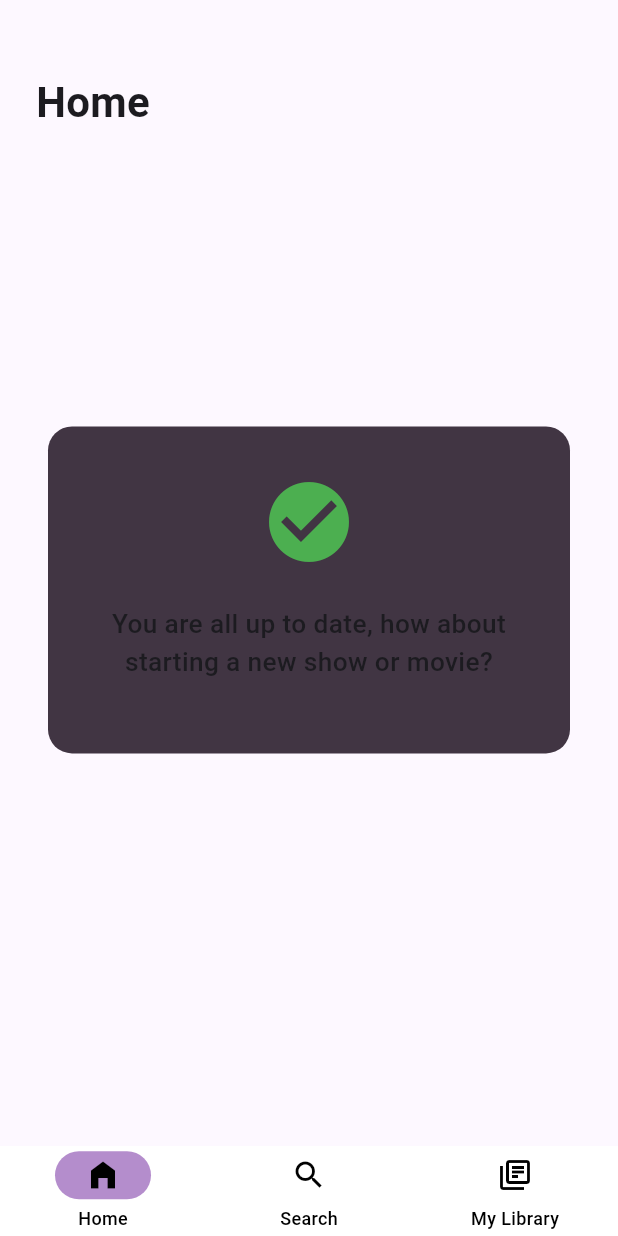
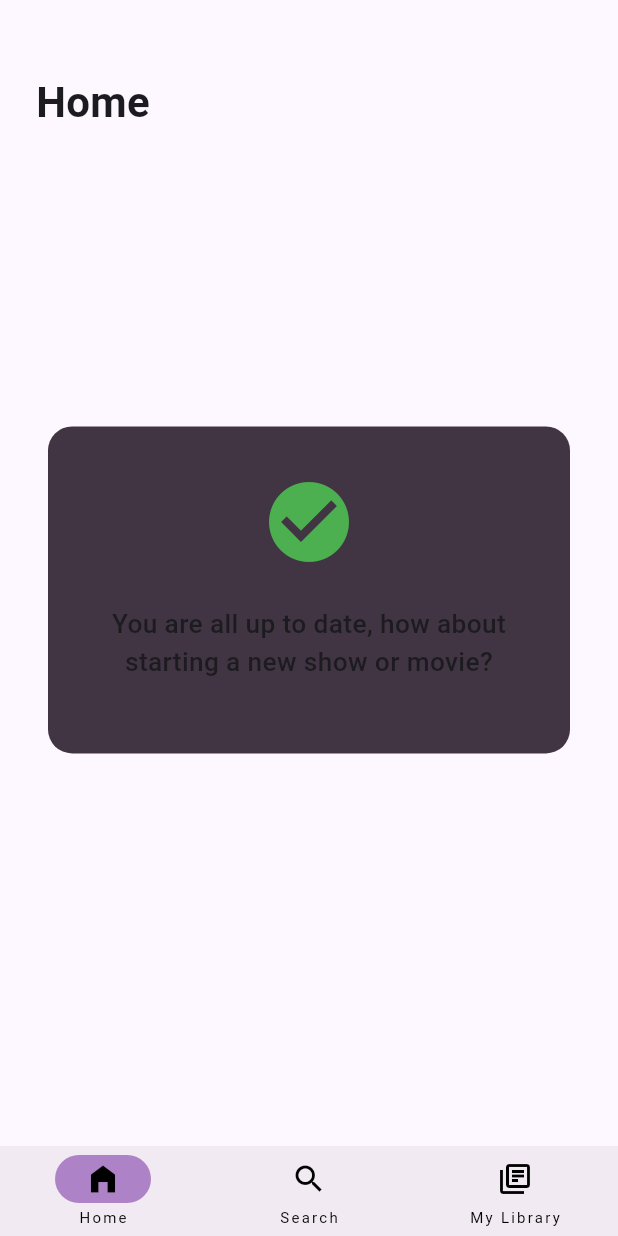
Before and after one commit to Akisan98/Binge, a Flutter app: the screen it shows after launch, on a phone screen of 412 x 824 dp. Run offline on Flutter 3.47's test engine with Material 2 defaults, Android fonts, the phone set to English and light mode, and no system bars; our stand-ins replace auto_size_text, cached_network_image, flutter_dotenv, hive, hive_flutter, infinite_scroll_pagination and 3 more; missing offline and left inert: dart:ffi, progress_indicator; accounts and stored records are empty.

Commit message:
FEAT: Material3 + TouchUps

```diff
--- a/lib/main.dart
+++ b/lib/main.dart
@@ -1,29 +1,32 @@
-import 'dart:developer';
-
-import 'package:binge/models/genres.dart';
-import 'package:binge/pages/navigation_test.dart';
 import 'package:flutter/material.dart';
 import 'package:flutter_dotenv/flutter_dotenv.dart';
-import 'package:hive/hive.dart';
 import 'package:hive_flutter/hive_flutter.dart';
 
 import 'enums/media_type.dart';
 import 'models/db/db_season.dart';
 import 'models/db/media_content.dart';
+import 'models/genres.dart';
 import 'models/tv/episode_to_air.dart';
-import 'pages/home_page.dart';
+import 'pages/navigation_test.dart';
 
 Future<void> main() async {
   await Hive.initFlutter();
-  Hive.registerAdapter(MediaContentAdapter());
-  Hive.registerAdapter(DBSeasonsAdapter());
-  Hive.registerAdapter(GenresAdapter());
-  Hive.registerAdapter(EpisodeToAirAdapter());
-  Hive.registerAdapter(MediaTypeAdapter());
+  Hive
+    ..registerAdapter(MediaContentAdapter())
+    ..registerAdapter(DBSeasonsAdapter())
+    ..registerAdapter(GenresAdapter())
+    ..registerAdapter(EpisodeToAirAdapter())
+    ..registerAdapter(MediaTypeAdapter());
   var box = await Hive.openBox<MediaContent>('myBox');
   //log(box.length.toString());
   await dotenv.load();
-  runApp(const Binge());
+  // WidgetsFlutterBinding.ensureInitialized();
+  // TMP Fix
+  // https://github.com/flutter/flutter/issues/101007
+  // https://github.com/flutter/flutter/pull/104405
+  Future.delayed(const Duration(milliseconds: 500), () {
+    runApp(const Binge());
+  });
 }
 
 class Binge extends StatelessWidget {
@@ -34,7 +37,7 @@ class Binge extends StatelessWidget {
   final Color black = const Color.fromARGB(255, 0, 0, 0);
 
   final Color dark = const Color.fromARGB(255, 27, 28, 33);
-  final Color light = const Color.fromARGB(255, 238, 204, 215);
+  final Color light = const Color.fromARGB(255, 241, 234, 242);
 
   final TextStyle button = const TextStyle(
     color: Colors.white,
@@ -50,11 +53,70 @@ class Binge extends StatelessWidget {
           brightness: Brightness.light,
           backgroundColor: light,
           primaryColor: purple,
-          splashColor: Colors.black,
+          bottomAppBarColor: light,
+          //splashColor: Colors.black,
           colorScheme: ColorScheme.fromSeed(
             seedColor: purple,
             secondary: white,
             tertiary: dark,
+          ),
+          elevatedButtonTheme: ElevatedButtonThemeData(
+            style: ElevatedButton.styleFrom(
+              primary: purple,
+              minimumSize: const Size.fromHeight(56),
+              textStyle: button,
+              shape: RoundedRectangleBorder(
+                borderRadius: BorderRadius.circular(8),
+              ),
+            ),
+          ),
+          navigationBarTheme: NavigationBarThemeData(
+            backgroundColor: light,
+            indicatorColor: Colors.purple[800]?.withOpacity(0.5),
+            iconTheme: MaterialStateProperty.all(
+              IconThemeData(
+                  color: Theme.of(context).textTheme.overline?.color ??
+                      Colors.white),
+            ),
+            labelTextStyle:
+                MaterialStateProperty.all(Theme.of(context).textTheme.overline),
+          ),
+          textTheme: TextTheme(
+            button: button,
+            overline: TextStyle(
+              color: black,
+              fontSize: 16,
+              fontWeight: FontWeight.w600,
+              letterSpacing: 0.5,
+            ), // button 2
+            headline1: TextStyle(
+              color: black,
+              fontSize: 48,
+              fontWeight: FontWeight.w900,
+            ),
+          ),
+        ),
+        darkTheme: ThemeData(
+          useMaterial3: true,
+          // Dark Theme
+          backgroundColor: dark,
+          brightness: Brightness.dark,
+          bottomAppBarColor: dark,
+          navigationBarTheme: NavigationBarThemeData(
+            backgroundColor: Colors.grey[800],
+            indicatorColor: Colors.purple[800]?.withOpacity(0.5),
+            iconTheme: MaterialStateProperty.all(
+              const IconThemeData(color: Colors.white),
+            ),
+            labelTextStyle:
+                MaterialStateProperty.all(const TextStyle(color: Colors.white)),
+          ),
+          primaryColor: purple,
+          colorScheme: ColorScheme.fromSeed(
+            seedColor: purple,
+            secondary: dark,
+            tertiary: white,
+            brightness: Brightness.dark,
           ),
           elevatedButtonTheme: ElevatedButtonThemeData(
             style: ElevatedButton.styleFrom(
@@ -75,44 +137,6 @@ class Binge extends StatelessWidget {
               letterSpacing: 0.5,
             ), // button 2
             headline1: TextStyle(
-              color: black,
-              fontSize: 48,
-              fontWeight: FontWeight.w900,
-            ),
-          ),
-        ),
-        darkTheme: ThemeData(
-          useMaterial3: true,
-          // Dark Theme
-          backgroundColor: dark,
-          brightness: Brightness.dark,
-
-          primaryColor: purple,
-          colorScheme: ColorScheme.fromSeed(
-            seedColor: purple,
-            secondary: dark,
-            tertiary: white,
-            brightness: Brightness.dark,
-          ),
-          elevatedButtonTheme: ElevatedButtonThemeData(
-            style: ElevatedButton.styleFrom(
-              primary: purple,
-              minimumSize: const Size.fromHeight(56),
-              textStyle: button,
-              shape: RoundedRectangleBorder(
-                borderRadius: BorderRadius.circular(8),
-              ),
-            ),
-          ),
-          textTheme: TextTheme(
-            button: button,
-            overline: TextStyle(
-              color: purple,
-              fontSize: 16,
-              fontWeight: FontWeight.w600,
-              letterSpacing: 0.5,
-            ), // button 2
-            headline1: TextStyle(
               color: white,
               fontSize: 48,
               fontWeight: FontWeight.w900,
--- a/lib/pages/episode_page.dart
+++ b/lib/pages/episode_page.dart
@@ -35,7 +35,7 @@ class EpisodesPage extends StatelessWidget {
 
   @override
   Widget build(BuildContext context) {
-    log(season.toString());
+    //log(season.toString());
     if (season.episodesSeen == null || season.episodesSeenArray == null) {
       season.episodesSeen = 0;
       season.episodesSeenArray = List.filled(season.episodes ?? 0, 0);
--- a/lib/pages/navigation_test.dart
+++ b/lib/pages/navigation_test.dart
@@ -13,14 +13,18 @@ class NavigationTest extends StatefulWidget {
 }
 
 class _NavigationTestState extends State<NavigationTest> {
-  final PageController _pageController = PageController();
+  PageController _pageController = PageController();
 
   int _currentIndex = 0;
-  List<Widget> pages = [
-    const DBRes(),
-    HomePage(),
-   const MyLibrary()
-  ];
+  List<Widget> pages = [const DBRes(), HomePage(), const MyLibrary()];
+
+  @override
+  void initState() {
+    _pageController = PageController();
+    _currentIndex = 0;
+    pages = [const DBRes(), HomePage(), const MyLibrary()];
+    super.initState();
+  }
 
   @override
   Widget build(BuildContext context) => Scaffold(
@@ -35,22 +39,10 @@ class _NavigationTestState extends State<NavigationTest> {
           },
         ),
         bottomNavigationBar: NavigationBarTheme(
-          data: NavigationBarThemeData(
-            indicatorColor: Colors.purple[800]?.withOpacity(0.5),
-            iconTheme: MaterialStateProperty.all(
-              const IconThemeData(color: Colors.black),
-            ),
-            labelTextStyle: MaterialStateProperty.all(
-              const TextStyle(
-                fontSize: 12,
-                fontWeight: FontWeight.w500,
-                color: Colors.black,
-              ),
-            ),
-          ),
+          data: Theme.of(context).navigationBarTheme,
           child: NavigationBar(
             height: 60,
-            backgroundColor: Colors.white,
+            //backgroundColor: Theme.of(context).bottomAppBarColor,
             animationDuration: const Duration(seconds: 1),
             labelBehavior: NavigationDestinationLabelBehavior.alwaysShow,
             selectedIndex: _currentIndex,
--- a/lib/services/shared_preferences_service.dart
+++ b/lib/services/shared_preferences_service.dart
@@ -16,7 +16,7 @@ class SharedPreferencesService {
     prefs = await SharedPreferences.getInstance();
 
     var searchHistory = prefs.getStringList('search_history');
-    log('History $searchHistory - SharedPreferencesService');
+    //log('History $searchHistory - SharedPreferencesService');
 
     controller.sink.add(searchHistory ?? '');
   }
--- a/lib/views/circular_checkbox.dart
+++ b/lib/views/circular_checkbox.dart
@@ -23,6 +23,7 @@ class _CircularCheckboxState extends State<CircularCheckbox> {
     return Transform.scale(
       scale: 1.5,
       child: Checkbox(
+        activeColor: Theme.of(context).colorScheme.primary,
         value: widget.seen == 1,
         shape: const CircleBorder(),
         onChanged: (nbool) {
--- a/lib/views/db_content.dart
+++ b/lib/views/db_content.dart
@@ -34,7 +34,7 @@ class DBContent extends StatelessWidget {
   Widget build(BuildContext context) {
     log('DBContent - Build');
 
-    log(item.toString());
+    //log(item.toString());
     final screenWidth = MediaQuery.of(context).size.width;
 
     return GestureDetector(
@@ -133,10 +133,12 @@ class DBContent extends StatelessWidget {
                           Text(
                             resolveCounter(item)[0],
                             textScaleFactor: 1.25,
+                            style: TextStyle(color: Colors.white),
                           ),
                           Text(
                             resolveCounter(item)[1],
                             textScaleFactor: 0.75,
+                            style: TextStyle(color: Colors.white),
                           )
                         ],
                       ),
@@ -179,7 +181,7 @@ class DBContent extends StatelessWidget {
       String output = '';
 
       if (db?.title == 'The Falcon and the Winter Soldier') {
-        log(db.toString());
+        //log(db.toString());
       }
 
       var item = countDown ? db?.nextToAir : db?.nextToWatch;
--- a/lib/views/poster_card.dart
+++ b/lib/views/poster_card.dart
@@ -42,7 +42,8 @@ class PosterCard extends StatelessWidget {
         },
         child: Card(
           color: Colors.transparent,
-          shadowColor: Colors.transparent,
+          //shadowColor: Colors.transparent,
+          elevation: 0,
           margin: const EdgeInsets.fromLTRB(6, 8, 6, 8),
             child: Column(
               mainAxisSize: MainAxisSize.min,
@@ -70,6 +71,8 @@ class PosterCard extends StatelessWidget {
                       textAlign: TextAlign.center,
                       maxLines: extraLine ? 3 : 2,
                       overflow: TextOverflow.ellipsis,
+                    minFontSize: 10,
+                    stepGranularity: 0.5,
                     ),
                   ),
                 ),
--- a/lib/views/rating.dart
+++ b/lib/views/rating.dart
@@ -40,6 +40,7 @@ class Rating extends StatelessWidget {
               style: TextStyle(
                 fontSize: mini ? 16 : 22,
                 fontWeight: FontWeight.bold,
+                color: Theme.of(context).textTheme.overline?.color,
               ),
               children: [
                 TextSpan(
@@ -47,6 +48,7 @@ class Rating extends StatelessWidget {
                   style: TextStyle(
                     fontSize: mini ? 12 : 14,
                     fontWeight: FontWeight.normal,
+                    //color: Theme.of(context).textTheme.overline?.color,
                   ),
                 ),
                 TextSpan(
--- a/lib/views/search_bar/animated_search.dart
+++ b/lib/views/search_bar/animated_search.dart
@@ -49,7 +49,7 @@ class _AnimatedSearchState extends State<AnimatedSearch> {
   /// TextStyle of hint text and input text of search bar.
   TextStyle textStyle = const TextStyle(
     color: Colors.black,
-    fontSize: 18,
+    fontSize: 16,
     fontWeight: FontWeight.w500,
   );
 
--- a/lib/views/search_bar/search_bar.dart
+++ b/lib/views/search_bar/search_bar.dart
@@ -17,7 +17,6 @@ class SearchBar extends StatelessWidget {
           padding: const EdgeInsets.only(left: 8, top: 24, bottom: 8, right: 8),
           child: Container(
             height: 50,
-            width: double.infinity,
             decoration: const BoxDecoration(
               color: Color.fromARGB(255, 244, 241, 249),
               borderRadius: BorderRadius.all(Radius.circular(8)),
@@ -37,7 +36,7 @@ class SearchBar extends StatelessWidget {
                       'TV Series, Movies, or Actors',
                       style: TextStyle(
                         color: Colors.black,
-                        fontSize: 18,
+                        fontSize: 16,
                         fontWeight: FontWeight.w500,
                       ),
                       overflow: TextOverflow.ellipsis,
--- a/pubspec.yaml
+++ b/pubspec.yaml
@@ -43,7 +43,7 @@ dependencies:
   flutter_dotenv: ^5.0.2
 
   # Infinite Scroll
-  infinite_scroll_pagination: ^3.1.00
+  infinite_scroll_pagination: ^3.2.0
 
   # Preference
   shared_preferences: ^2.0.13
```
Also changed, not shown: lib/pages/detail_page.dart (+5 -5 lines), pubspec.lock, 2 other files.
